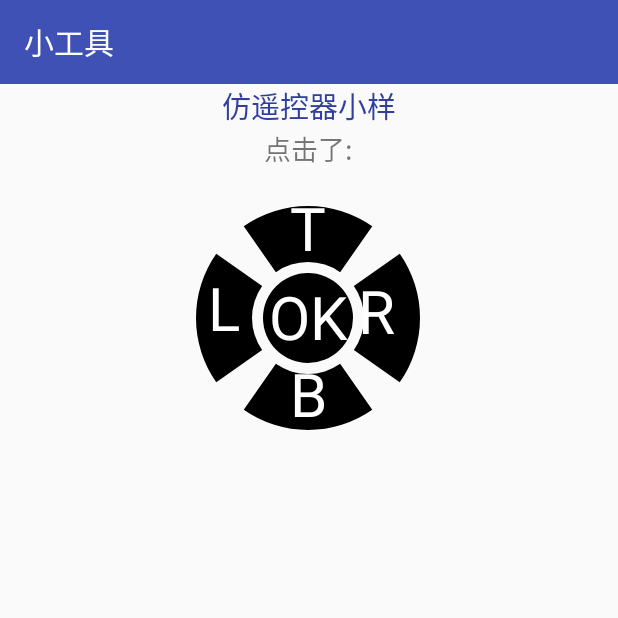
After one commit to bujiee/ZhaoYun, an Android app: the TelecontrollerActivity screen opened directly, with no data from a screen before it, on a phone screen of 412 x 824 dp, the top half of it. The commit adds this screen. Run offline under Robolectric (Android 15) with nearby library versions, the phone set to English and light mode, and no system bars; our stand-ins replace ButterKnife.

Commit message:
添加遥控器菜单

```diff
--- a/app/src/main/AndroidManifest.xml
+++ b/app/src/main/AndroidManifest.xml
@@ -3,8 +3,8 @@
     package="com.bj.zhaoyun">
 
     <application
+        android:allowBackup="true"
         android:hardwareAccelerated="false"
-        android:allowBackup="true"
         android:icon="@mipmap/ic_launcher"
         android:label="@string/app_name"
         android:roundIcon="@mipmap/ic_launcher_round"
@@ -19,7 +19,8 @@
         </activity>
         <activity android:name=".ui.BannerActivity" />
         <activity android:name=".ui.SlideLetterActivity" />
-        <activity android:name=".ui.ChartActivity"></activity>
+        <activity android:name=".ui.ChartActivity" />
+        <activity android:name=".ui.TelecontrollerActivity"></activity>
     </application>
 
 </manifest>
--- a/app/src/main/java/com/bj/zhaoyun/ui/MainActivity.java
+++ b/app/src/main/java/com/bj/zhaoyun/ui/MainActivity.java
@@ -29,7 +29,8 @@ public class MainActivity extends BaseActivity {
         ReyclerViewUtil.setLinearLayoutManager(rv_container, mContext, LinearLayoutManager.VERTICAL);
         List<String> mDatas = new ArrayList<>();
         mDatas.add("字符侧滑栏");
-        mDatas.add("简单的展示图标");
+        mDatas.add("图标");
+        mDatas.add("遥控器小布局");
         MyRecyclerAdapter adapter = new MyRecyclerAdapter(mDatas, mContext);
         rv_container.setAdapter(adapter);
         adapter.setItemClickListener(new MyRecyclerAdapter.OnItemClickListener() {
@@ -42,6 +43,9 @@ public class MainActivity extends BaseActivity {
                     case 1:
                         startActivity(new Intent(mContext, ChartActivity.class));
                         break;
+                    case 2:
+                        startActivity(new Intent(mContext, TelecontrollerActivity.class));
+                        break;
                     default:
                         break;
                 }
--- /dev/null
+++ b/app/src/main/java/com/bj/zhaoyun/ui/TelecontrollerActivity.java
@@ -0,0 +1,35 @@
+package com.bj.zhaoyun.ui;
+
+
+import android.text.TextUtils;
+import android.widget.TextView;
+
+import com.bj.zhaoyun.BaseActivity;
+import com.bj.zhaoyun.R;
+import com.bj.zhaoyun.view.chart.Telecontroller;
+
+import butterknife.BindView;
+
+public class TelecontrollerActivity extends BaseActivity {
+    @BindView(R.id.telecontroller)
+    Telecontroller telecontroller;
+    @BindView(R.id.tv_result)
+    TextView tv_result;
+
+    @Override
+    public int getLayoutId() {
+        return R.layout.activity_telecontroller;
+    }
+
+    @Override
+    public void initData() {
+        telecontroller.setOnTelecontrollerClickListener(new Telecontroller.OnTelecontrollerClickListener() {
+            @Override
+            public void onClick(String result) {
+                if (!TextUtils.isEmpty(result)) {
+                    tv_result.setText(result);
+                }
+            }
+        });
+    }
+}
--- /dev/null
+++ b/app/src/main/java/com/bj/zhaoyun/view/chart/Telecontroller.java
@@ -0,0 +1,197 @@
+package com.bj.zhaoyun.view.chart;
+
+import android.content.Context;
+import android.content.res.TypedArray;
+import android.graphics.Canvas;
+import android.graphics.Color;
+import android.graphics.Matrix;
+import android.graphics.Paint;
+import android.graphics.Path;
+import android.graphics.Rect;
+import android.graphics.RectF;
+import android.graphics.Region;
+import android.support.annotation.Nullable;
+import android.util.AttributeSet;
+import android.view.MotionEvent;
+import android.view.View;
+import android.widget.Toast;
+
+/**
+ * Description：仿遥控器布局小样
+ * Created by Buuu on 2017/11/22.
+ */
+
+public class Telecontroller extends View {
+    private Context mContext;
+    private Path mLeftPath, mTopPath, mRightPath, mBottomPath, mCenterPath;
+    private Region mUnitRegion;
+    private Region mLeftRegion, mTopRegion, mRightRegion, mBottomRegion, mCenterRegion;
+    private Paint mPaint;
+    private RectF mCenterRectFMax;
+    private RectF mCenterRectFMin;
+    private Matrix mMatrix;
+
+    public Telecontroller(Context context) {
+        this(context, null);
+    }
+
+    public Telecontroller(Context context, @Nullable AttributeSet attrs) {
+        this(context, attrs, 0);
+    }
+
+    public Telecontroller(Context context, @Nullable AttributeSet attrs, int defStyleAttr) {
+        super(context, attrs, defStyleAttr);
+        this.mContext = context;
+        initData(attrs);
+    }
+
+    private void initData(AttributeSet attrs) {
+        mLeftPath = new Path();
+        mTopPath = new Path();
+        mRightPath = new Path();
+        mBottomPath = new Path();
+        mCenterPath = new Path();
+
+        mLeftRegion = new Region();
+        mTopRegion = new Region();
+        mRightRegion = new Region();
+        mBottomRegion = new Region();
+        mCenterRegion = new Region();
+
+        mPaint = new Paint();
+//      mPaint.setTextSize(TypedValue.applyDimension());
+        mPaint.setTextSize(60);
+        mPaint.setColor(Color.parseColor("#3300f0ff"));
+        mPaint.setTextAlign(Paint.Align.CENTER);
+        mPaint.setAntiAlias(true);
+        mMatrix = new Matrix();
+    }
+
+    int mWH;
+
+    @Override
+    protected void onSizeChanged(int w, int h, int oldw, int oldh) {
+        super.onSizeChanged(w, h, oldw, oldh);
+        mMatrix.reset();
+        mUnitRegion = new Region(-w, -h, w, h);
+        mWH = Math.min(w, h);
+        mCenterRectFMax = new RectF(-mWH / 2, -mWH / 2, mWH / 2, mWH / 2);
+        mCenterRectFMin = new RectF(-mWH / 4, -mWH / 4, mWH / 4, mWH / 4);
+        //center
+        mCenterPath.addCircle(0, 0, (float) (0.2 * mWH), Path.Direction.CW);
+        mCenterRegion.setPath(mCenterPath, mUnitRegion);
+        //left
+        mLeftPath.addArc(mCenterRectFMax, 145, 70);
+        mLeftPath.arcTo(mCenterRectFMin, -145, -70);
+        mLeftPath.close();
+        mLeftRegion.setPath(mLeftPath, mUnitRegion);
+        //top
+        mTopPath.addArc(mCenterRectFMax, -125, 70);
+        mTopPath.arcTo(mCenterRectFMin, -55, -70);
+        mTopPath.close();
+        mTopRegion.setPath(mTopPath, mUnitRegion);
+        //right
+        mRightPath.addArc(mCenterRectFMax, -35, 70);
+        mRightPath.arcTo(mCenterRectFMin, 35, -70);
+        mRightPath.close();
+        mRightRegion.setPath(mRightPath, mUnitRegion);
+        //bottom
+        mBottomPath.addArc(mCenterRectFMax, 55, 70);
+        mBottomPath.arcTo(mCenterRectFMin, 125, -70);
+        mBottomPath.close();
+        mBottomRegion.setPath(mBottomPath, mUnitRegion);
+
+    }
+
+    @Override
+    protected void onMeasure(int widthMeasureSpec, int heightMeasureSpec) {
+        super.onMeasure(widthMeasureSpec, heightMeasureSpec);
+    }
+
+    private Rect rect = new Rect();
+    private boolean flag = true;
+
+    @Override
+    protected void onDraw(Canvas canvas) {
+        super.onDraw(canvas);
+        canvas.translate(mWH / 2, mWH / 2);
+        if (mMatrix.isIdentity()) {
+            canvas.getMatrix().invert(mMatrix);
+        }
+        mPaint.setColor(Color.parseColor("#000000"));
+        canvas.drawPath(mCenterPath, mPaint);
+        canvas.drawPath(mLeftPath, mPaint);
+        canvas.drawPath(mTopPath, mPaint);
+        canvas.drawPath(mRightPath, mPaint);
+        canvas.drawPath(mBottomPath, mPaint);
+        //画文字
+        mPaint.setColor(Color.parseColor("#ffffff"));
+        float tmpWidth = mCenterRectFMax.width() / 4 + mCenterRectFMin.width() / 4;
+        mPaint.getTextBounds("OK", 0, "OK".length(), rect);
+        canvas.drawText("OK", 0, rect.height() / 2, mPaint);
+        //Left
+        mPaint.getTextBounds("L", 0, "L".length(), rect);
+        canvas.drawText("L", -tmpWidth, rect.width() / 2, mPaint);
+        //TOP
+        mPaint.getTextBounds("T", 0, "L".length(), rect);
+        canvas.drawText("T", 0, -tmpWidth + rect.width() / 2, mPaint);
+        //RIGHT
+        mPaint.getTextBounds("R", 0, "L".length(), rect);
+        canvas.drawText("R", tmpWidth - rect.width() / 2, rect.width() / 2, mPaint);
+        //BOTTOM
+        mPaint.getTextBounds("B", 0, "L".length(), rect);
+        canvas.drawText("B", 0, tmpWidth + rect.width() / 2, mPaint);
+    }
+
+    @Override
+    public boolean onTouchEvent(MotionEvent event) {
+        float[] point = new float[2];
+        point[0] = event.getRawX();
+        point[1] = event.getRawY();
+        mMatrix.mapPoints(point);
+        int x = (int) point[0];
+        int y = (int) point[1];
+        switch (event.getAction()) {
+            case MotionEvent.ACTION_DOWN:
+                if (mCenterRegion.contains(x, y)) {
+                    if (mOnTelecontrollerClickListener != null) {
+                        mOnTelecontrollerClickListener.onClick("OK");
+                    }
+                } else if (mLeftRegion.contains(x, y)) {
+                    if (mOnTelecontrollerClickListener != null) {
+                        mOnTelecontrollerClickListener.onClick("L");
+                    }
+                } else if (mTopRegion.contains(x, y)) {
+                    if (mOnTelecontrollerClickListener != null) {
+                        mOnTelecontrollerClickListener.onClick("T");
+                    }
+                } else if (mRightRegion.contains(x, y)) {
+                    if (mOnTelecontrollerClickListener != null) {
+                        mOnTelecontrollerClickListener.onClick("R");
+                    }
+                } else if (mBottomRegion.contains(x, y)) {
+                    if (mOnTelecontrollerClickListener != null) {
+                        mOnTelecontrollerClickListener.onClick("B");
+                    }
+                }
+                break;
+            case MotionEvent.ACTION_MOVE:
+                break;
+            case MotionEvent.ACTION_UP:
+                break;
+            default:
+                break;
+        }
+        return true;
+    }
+
+    private OnTelecontrollerClickListener mOnTelecontrollerClickListener;
+
+    public void setOnTelecontrollerClickListener(OnTelecontrollerClickListener mOnTelecontrollerClickListener) {
+        this.mOnTelecontrollerClickListener = mOnTelecontrollerClickListener;
+    }
+
+    public interface OnTelecontrollerClickListener {
+        void onClick(String result);
+    }
+}
--- a/app/src/main/res/layout/activity_chart.xml
+++ b/app/src/main/res/layout/activity_chart.xml
@@ -1,7 +1,8 @@
 <?xml version="1.0" encoding="utf-8"?>
 <ScrollView xmlns:android="http://schemas.android.com/apk/res/android"
     android:layout_width="match_parent"
-    android:layout_height="match_parent">
+    android:layout_height="match_parent"
+   >
 
     <LinearLayout
         android:layout_width="match_parent"
--- /dev/null
+++ b/app/src/main/res/layout/activity_telecontroller.xml
@@ -0,0 +1,33 @@
+<?xml version="1.0" encoding="utf-8"?>
+<LinearLayout xmlns:android="http://schemas.android.com/apk/res/android"
+    android:layout_width="match_parent"
+    android:layout_height="match_parent"
+    android:gravity="center_horizontal"
+    android:orientation="vertical">
+
+    <TextView
+        android:layout_width="match_parent"
+        android:layout_height="wrap_content"
+        android:gravity="center"
+        android:text="仿遥控器小样"
+        android:textColor="@color/colorPrimaryDark"
+        android:textSize="19sp" />
+
+    <TextView
+        android:textSize="18sp"
+        android:layout_width="wrap_content"
+        android:layout_height="wrap_content"
+        android:text="点击了:" />
+    <TextView
+        android:textSize="18sp"
+        android:textColor="@color/colorAccent"
+        android:id="@+id/tv_result"
+        android:layout_width="wrap_content"
+        android:layout_height="wrap_content"
+        android:text="" />
+
+    <com.bj.zhaoyun.view.chart.Telecontroller
+        android:id="@+id/telecontroller"
+        android:layout_width="150dp"
+        android:layout_height="150dp" />
+</LinearLayout>
--- a/app/src/main/res/values/strings.xml
+++ b/app/src/main/res/values/strings.xml
@@ -1,3 +1,3 @@
 <resources>
-    <string name="app_name">ZhaoYun</string>
+    <string name="app_name">小工具</string>
 </resources>
```
Also changed, not shown: app/src/main/java/com/bj/zhaoyun/view/chart/PieChart.java (+8 -0 lines).
